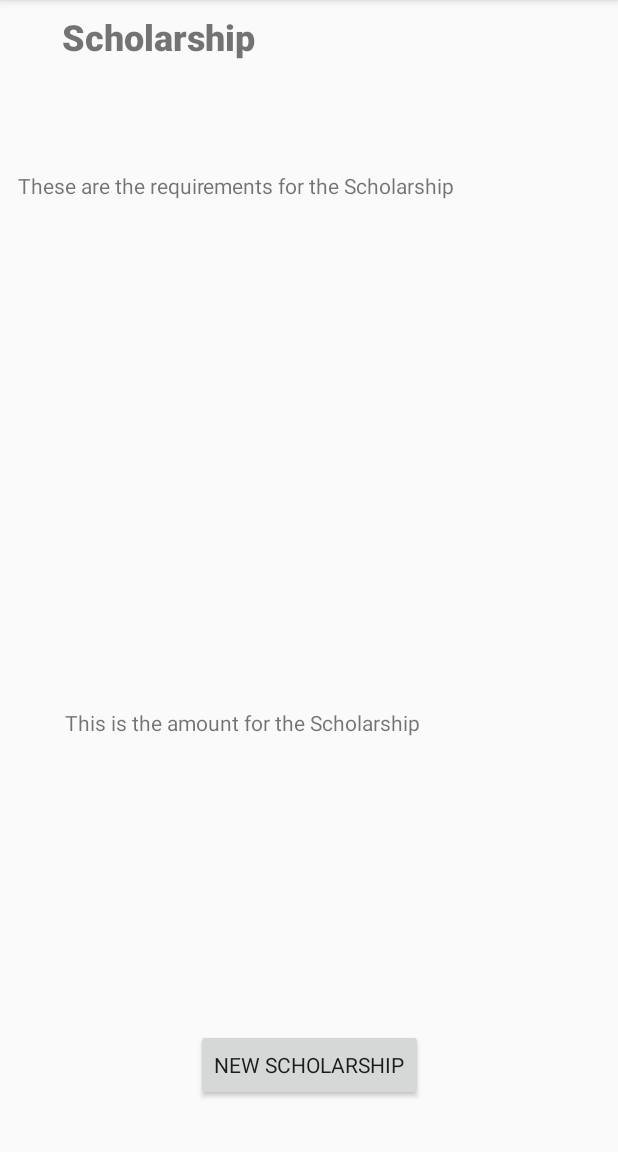
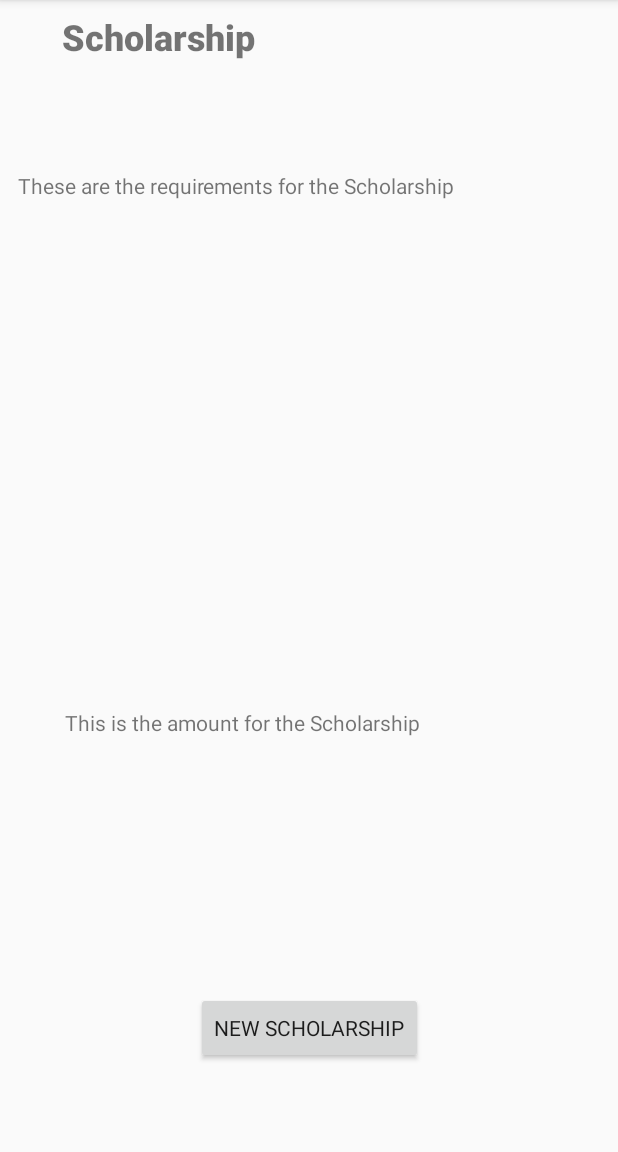
Before and after one commit to guillermo31/ScholarShare, an Android app: the Display screen opened directly, with no data from a screen before it, on a phone screen of 412 x 824 dp, the part 84-1236 px from its top. Run offline under Robolectric (Android 15) with nearby library versions, the phone set to English and light mode, and no system bars.

Commit message:
added constraints

```diff
--- a/app/src/main/java/com/ctecgang/scholarshare/MainActivity.java
+++ b/app/src/main/java/com/ctecgang/scholarshare/MainActivity.java
@@ -47,7 +47,7 @@ public class MainActivity extends AppCompatActivity
     }
     public void openFilterScreen()
     {
-        Intent intent = new Intent(this, add.class);
+        Intent intent = new Intent(this, activity_user_input.class);
         startActivity(intent);
     }
 
--- a/app/src/main/res/layout/activity_display.xml
+++ b/app/src/main/res/layout/activity_display.xml
@@ -57,7 +57,7 @@
         android:layout_height="wrap_content"
         android:layout_marginStart="8dp"
         android:layout_marginLeft="8dp"
-        android:layout_marginTop="100dp"
+        android:layout_marginTop="50dp"
         android:layout_marginEnd="8dp"
         android:layout_marginRight="8dp"
         android:layout_marginBottom="50dp"
```
